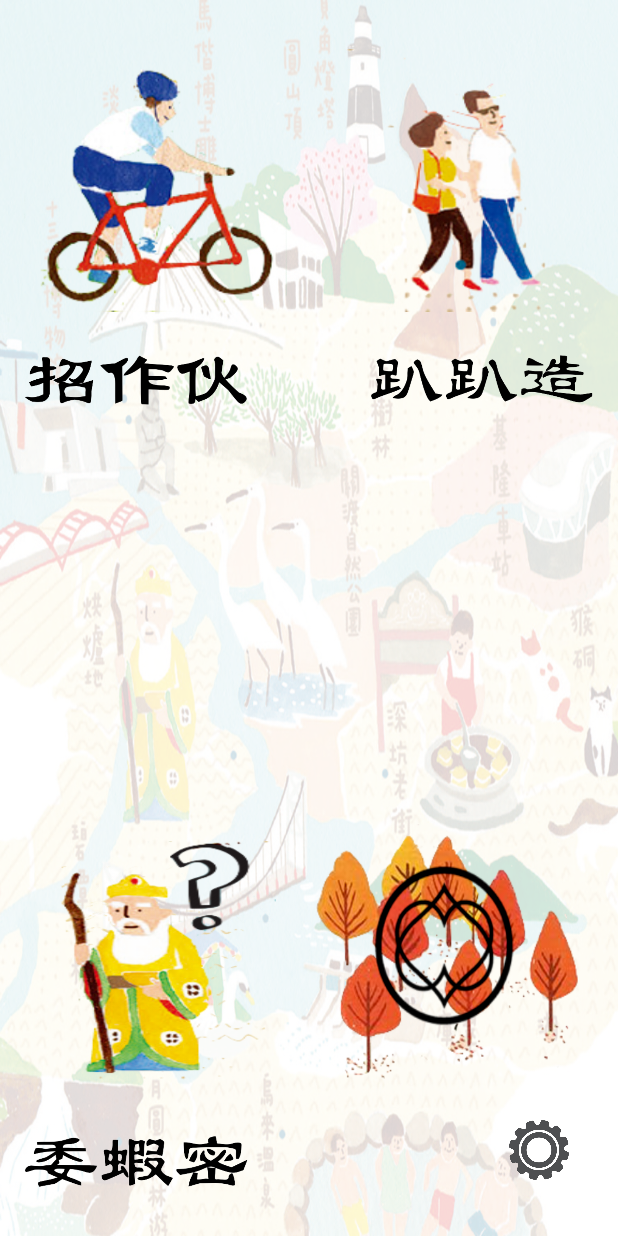
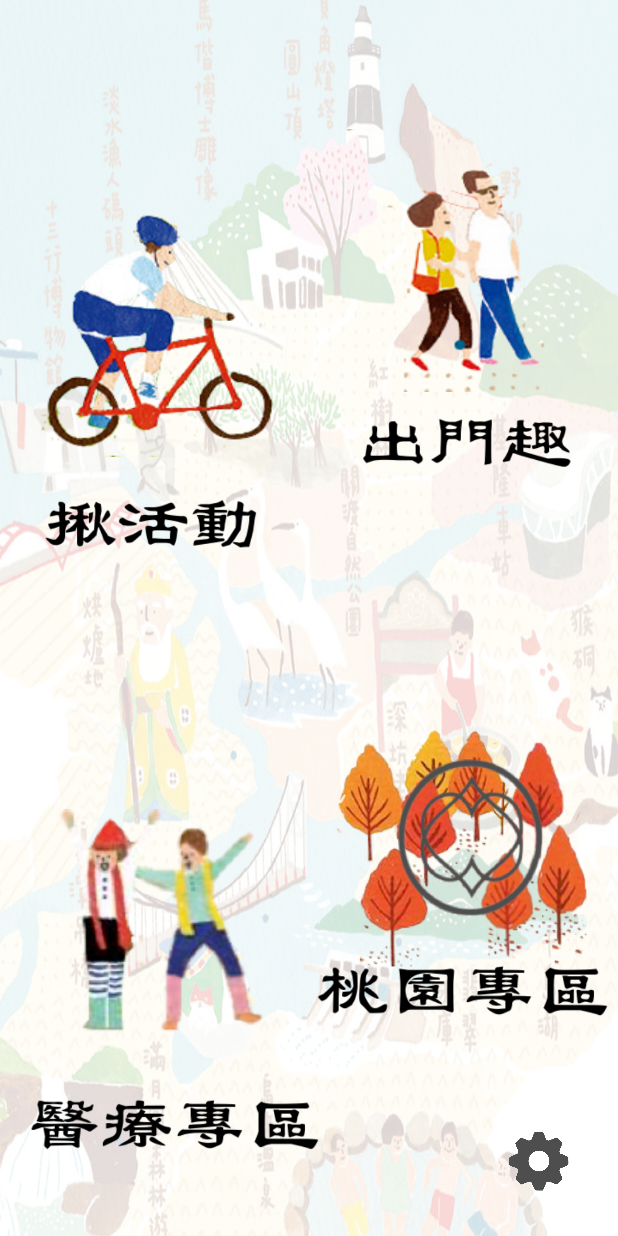
Before and after one commit to KamiMaki/innoserve24_07, an Android app: the screen it shows after launch (MainActivity), on a phone screen of 412 x 824 dp. Run offline under Robolectric (Android 15) with nearby library versions, the phone set to English and light mode, and no system bars.

Commit message:
增加醫療專區

```diff
--- a/app/src/main/AndroidManifest.xml
+++ b/app/src/main/AndroidManifest.xml
@@ -27,7 +27,7 @@
         </activity>
         <activity android:name=".login" />
         <activity android:name=".PokemonGon_shake" />
-        <activity android:name=".CHATBOT" />
+        <activity android:name=".chatbot" />
         <activity android:name=".bg4_3question" />
         <activity android:name=".bg4_2buy" />
         <activity android:name=".EatTogether1_1_interested" />
--- a/app/src/main/res/layout/activity_main.xml
+++ b/app/src/main/res/layout/activity_main.xml
@@ -17,7 +17,7 @@
         app:layout_constraintHorizontal_bias="0.987"
         app:layout_constraintStart_toStartOf="parent"
         app:layout_constraintTop_toTopOf="parent"
-        app:layout_constraintVertical_bias="0.54" />
+        app:layout_constraintVertical_bias="0.485" />
 
     <Button
         android:id="@+id/bt1"
@@ -30,7 +30,7 @@
         app:layout_constraintHorizontal_bias="0.067"
         app:layout_constraintStart_toStartOf="parent"
         app:layout_constraintTop_toTopOf="parent"
-        app:layout_constraintVertical_bias="0.05" />
+        app:layout_constraintVertical_bias="0.199" />
 
     <ImageView
         android:id="@+id/imageView5"
@@ -40,38 +40,36 @@
         android:layout_marginTop="8dp"
         app:layout_constraintBottom_toBottomOf="parent"
         app:layout_constraintEnd_toEndOf="parent"
-        app:layout_constraintHorizontal_bias="0.061"
+        app:layout_constraintHorizontal_bias="0.095"
         app:layout_constraintStart_toStartOf="parent"
         app:layout_constraintTop_toBottomOf="@+id/bt1"
-        app:layout_constraintVertical_bias="0.021"
+        app:layout_constraintVertical_bias="0.025"
         app:srcCompat="@drawable/comeon" />
 
     <Button
         android:id="@+id/bt3"
-        android:layout_width="172dp"
-        android:layout_height="162dp"
-        android:background="@drawable/whywhy"
+        android:layout_width="180dp"
+        android:layout_height="150dp"
+        android:background="@drawable/medicalservice"
         android:textSize="30sp"
         app:layout_constraintBottom_toBottomOf="parent"
         app:layout_constraintEnd_toEndOf="parent"
-        app:layout_constraintHorizontal_bias="0.05"
+        app:layout_constraintHorizontal_bias="0.047"
         app:layout_constraintStart_toStartOf="parent"
         app:layout_constraintTop_toTopOf="parent"
-        app:layout_constraintVertical_bias="0.847" />
+        app:layout_constraintVertical_bias="0.8" />
 
     <ImageView
         android:id="@+id/imageView4"
-        android:layout_width="150dp"
+        android:layout_width="200dp"
         android:layout_height="50dp"
         android:layout_gravity="center"
-        android:layout_marginTop="8dp"
+        android:layout_marginBottom="52dp"
         app:layout_constraintBottom_toBottomOf="parent"
         app:layout_constraintEnd_toEndOf="parent"
-        app:layout_constraintHorizontal_bias="0.061"
+        app:layout_constraintHorizontal_bias="0.071"
         app:layout_constraintStart_toStartOf="parent"
-        app:layout_constraintTop_toBottomOf="@+id/bt3"
-        app:layout_constraintVertical_bias="0.448"
-        app:srcCompat="@drawable/why" />
+        app:srcCompat="@drawable/medi" />
 
     <Button
         android:id="@+id/bt2"
@@ -81,10 +79,10 @@
         android:textSize="30sp"
         app:layout_constraintBottom_toBottomOf="parent"
         app:layout_constraintEnd_toEndOf="parent"
-        app:layout_constraintHorizontal_bias="0.936"
+        app:layout_constraintHorizontal_bias="0.932"
         app:layout_constraintStart_toStartOf="parent"
         app:layout_constraintTop_toTopOf="parent"
-        app:layout_constraintVertical_bias="0.05" />
+        app:layout_constraintVertical_bias="0.133" />
 
     <ImageView
         android:id="@+id/imageView3"
@@ -94,36 +92,50 @@
         android:layout_marginTop="8dp"
         app:layout_constraintBottom_toBottomOf="parent"
         app:layout_constraintEnd_toEndOf="parent"
-        app:layout_constraintHorizontal_bias="0.938"
+        app:layout_constraintHorizontal_bias="0.9"
         app:layout_constraintStart_toStartOf="parent"
         app:layout_constraintTop_toBottomOf="@+id/bt2"
-        app:layout_constraintVertical_bias="0.021"
+        app:layout_constraintVertical_bias="0.0"
         app:srcCompat="@drawable/gogogo" />
 
     <Button
         android:id="@+id/bt5"
-        android:layout_width="200dp"
-        android:layout_height="175dp"
+        android:layout_width="175dp"
+        android:layout_height="160dp"
         android:background="@drawable/taoyuan"
         android:textSize="30sp"
         app:layout_constraintBottom_toBottomOf="parent"
         app:layout_constraintEnd_toEndOf="parent"
-        app:layout_constraintHorizontal_bias="0.936"
+        app:layout_constraintHorizontal_bias="0.93"
         app:layout_constraintStart_toStartOf="parent"
         app:layout_constraintTop_toTopOf="parent"
-        app:layout_constraintVertical_bias="0.847" />
+        app:layout_constraintVertical_bias="0.73" />
 
     <Button
         android:id="@+id/bt4"
         android:layout_width="40dp"
         android:layout_height="40dp"
-        android:background="@drawable/setting11"
+        android:background="@drawable/setting"
         android:textAppearance="@style/TextAppearance.AppCompat.Large"
         app:layout_constraintBottom_toBottomOf="parent"
         app:layout_constraintEnd_toEndOf="parent"
         app:layout_constraintHorizontal_bias="0.913"
         app:layout_constraintStart_toStartOf="parent"
         app:layout_constraintTop_toTopOf="parent"
-        app:layout_constraintVertical_bias="0.952" />
+        app:layout_constraintVertical_bias="0.962" />
+
+    <ImageView
+        android:id="@+id/imageView6"
+        android:layout_width="200dp"
+        android:layout_height="50dp"
+        android:layout_gravity="center"
+        android:layout_marginTop="8dp"
+        app:layout_constraintBottom_toBottomOf="parent"
+        app:layout_constraintEnd_toEndOf="parent"
+        app:layout_constraintHorizontal_bias="0.981"
+        app:layout_constraintStart_toStartOf="parent"
+        app:layout_constraintTop_toBottomOf="@+id/bt1"
+        app:layout_constraintVertical_bias="0.7"
+        app:srcCompat="@drawable/taoy" />
 
 </android.support.constraint.ConstraintLayout>
--- a/app/src/main/res/layout/activity_taoyuan.xml
+++ b/app/src/main/res/layout/activity_taoyuan.xml
@@ -4,6 +4,7 @@
     xmlns:tools="http://schemas.android.com/tools"
     android:layout_width="match_parent"
     android:layout_height="match_parent"
+    android:background="@drawable/back3"
     tools:context=".taoyuan">
 
     <LinearLayout
```
Also changed, not shown: app/src/main/java/com/example/innoserve24_07/MainActivity.java (+3 -4 lines), app/src/main/java/com/example/innoserve24_07/chatbot.java (renamed from app/src/main/java/com/example/innoserve24_07/CHATBOT.java, +4 -4 lines), app/src/main/res/layout/activity_chatbot.xml (+43 -49 lines), app/src/main/res/drawable-v21/comeon.png (deleted), app/src/main/res/drawable-v21/gogogo.png (deleted), app/src/main/res/drawable/comeon.png (added), app/src/main/res/drawable/gogogo.png (added), app/src/main/res/drawable/medbag.png (added), app/src/main/res/drawable/medi.png (added), app/src/main/res/drawable/medicalservice.png (added), app/src/main/res/drawable/setting.png (added), app/src/main/res/drawable/setting11.png (deleted), app/src/main/res/drawable/taoy.png (added), app/src/main/res/drawable/taoyuan.png.
